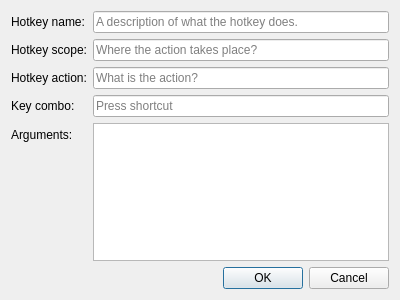
Old version of the form src/widgets/dialogs/EditHotkeyDialog.ui in the repository Chatterino/chatterino2.
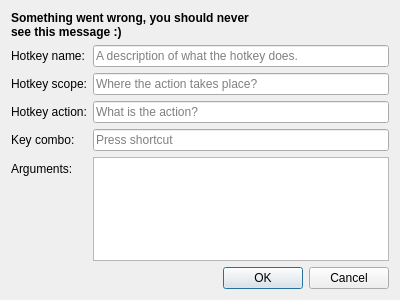
New version of the form.

What changed in the file:
```diff
--- a/src/widgets/dialogs/EditHotkeyDialog.ui
+++ b/src/widgets/dialogs/EditHotkeyDialog.ui
@@ -14,6 +14,24 @@
    <string>Edit Hotkey</string>
   </property>
   <layout class="QVBoxLayout" name="verticalLayout">
+   <item>
+    <widget class="QLabel" name="warningLabel">
+     <property name="enabled">
+      <bool>true</bool>
+     </property>
+     <property name="font">
+      <font>
+       <weight>75</weight>
+       <bold>true</bold>
+       <kerning>true</kerning>
+      </font>
+     </property>
+     <property name="text">
+      <string>Something went wrong, you should never
+see this message :)</string>
+     </property>
+    </widget>
+   </item>
    <item>
     <layout class="QFormLayout" name="formLayout">
      <item row="0" column="0">
```
Left out of the diff: 13 changed lines with no effect on the pictures.
